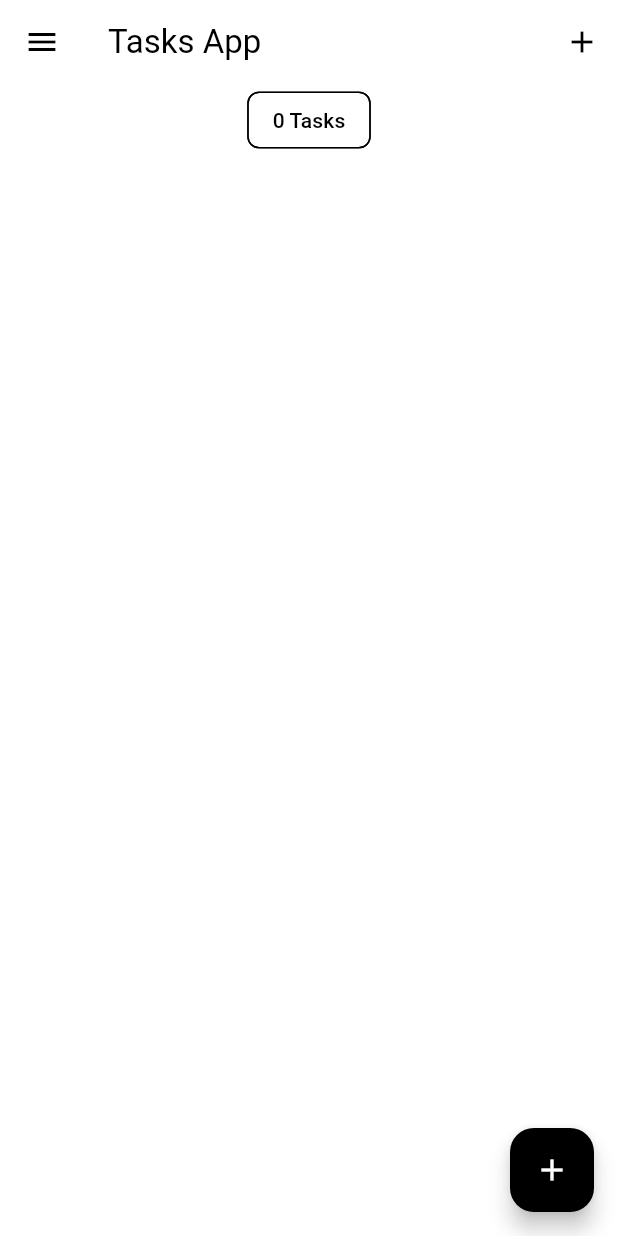
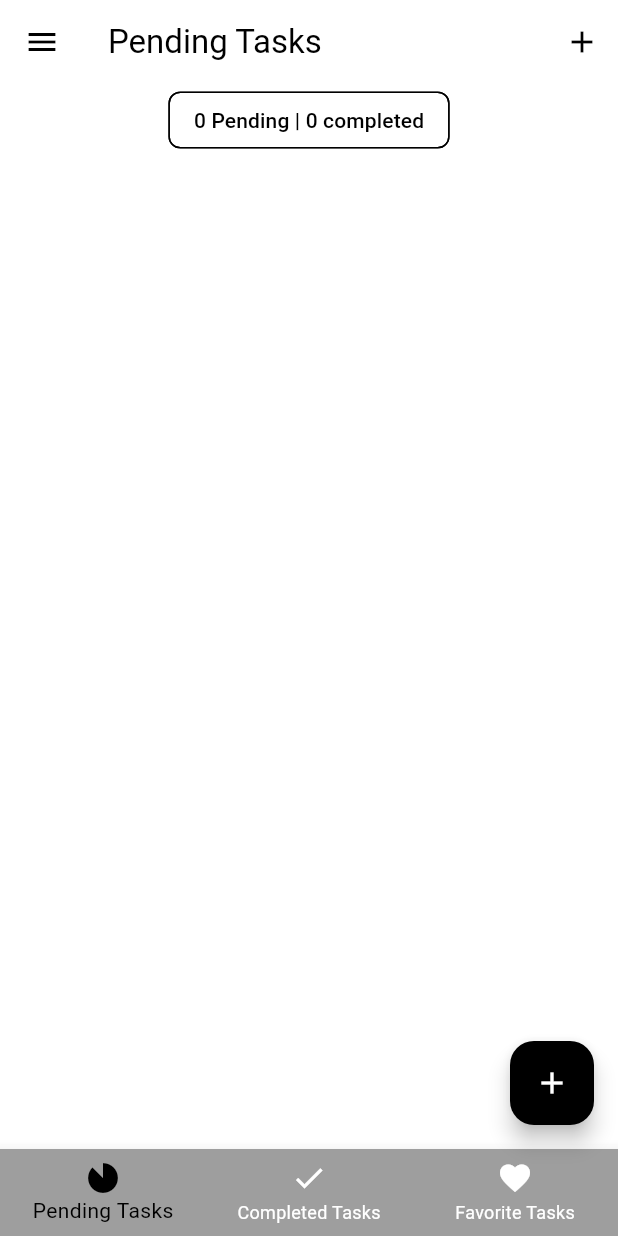
Before and after one commit to FaberDS/flutter-todo-bloc, a Flutter app: the screen it shows after launch, on a phone screen of 412 x 824 dp. Run offline on Flutter 3.47's test engine with Material 3 defaults, Android fonts, the phone set to English and light mode, and no system bars; our stand-ins replace bloc, equatable, flutter_bloc, hydrated_bloc.

Commit message:
feat: implement Tabview

```diff
--- a/lib/blocs/tasks_bloc/tasks_state.dart
+++ b/lib/blocs/tasks_bloc/tasks_state.dart
@@ -2,29 +2,37 @@
 part of 'tasks_bloc.dart';
 
 class TasksState extends Equatable {
-  final List<Task> allTasks;
   final List<Task> removedTasks;
+  final List<Task> pendingTasks;
+  final List<Task> completedTasks;
+  final List<Task> favoriteTasks;
   const TasksState(
     {
-      this.allTasks = const <Task>[],
+      this.pendingTasks = const <Task>[],
       this.removedTasks = const <Task>[],
+      this.completedTasks = const <Task>[],
+      this.favoriteTasks = const <Task>[],
       }
   );
 
   @override
-  List<Object> get props => [allTasks,removedTasks];
+  List<Object> get props => [pendingTasks,removedTasks,favoriteTasks,completedTasks];
 
   Map<String, dynamic> toMap() {
     return {
-      'allTasks': allTasks.map((x) => x.toMap()).toList(),
+      'pendingTasks': pendingTasks.map((x) => x.toMap()).toList(),
       'removedTasks': removedTasks.map((x) => x.toMap()).toList(),
+      'favoriteTasks': favoriteTasks.map((x) => x.toMap()).toList(),
+      'completedTasks': completedTasks.map((x) => x.toMap()).toList(),
     };
   }
 
   factory TasksState.fromMap(Map<String, dynamic> map) {
     return TasksState(
-      allTasks: List<Task>.from(map['allTasks']?.map((x) => Task.fromMap(x))),
+      completedTasks: List<Task>.from(map['completedTasks']?.map((x) => Task.fromMap(x))),
       removedTasks: List<Task>.from(map['removedTasks']?.map((x) => Task.fromMap(x))),
+      pendingTasks: List<Task>.from(map['pendingTasks']?.map((x) => Task.fromMap(x))),
+      favoriteTasks: List<Task>.from(map['favoriteTasks']?.map((x) => Task.fromMap(x))),
     );
   }
 
--- a/lib/main.dart
+++ b/lib/main.dart
@@ -4,7 +4,8 @@ import 'package:flutter_tasks_app/services/app_router.dart';
 import 'package:flutter_tasks_app/services/app_themes.dart';
 import 'package:path_provider/path_provider.dart';
 import 'blocs/bloc_exports.dart';
-import 'screens/tasks_screen.dart';
+import 'screens/tabs_screen.dart';
+import 'screens/pending_screen.dart';
 
 void main() async {
   WidgetsFlutterBinding.ensureInitialized();
@@ -39,7 +40,7 @@ class MyApp extends StatelessWidget {
                 ? AppThemes.appThemeData[AppTheme.darkTheme]
                 : AppThemes.appThemeData[AppTheme.lightTheme]
               ,
-              home: const TasksScreen(),
+              home: TabsScreen(),
               onGenerateRoute: appRouter.onGenerateRoute);
         },
       ),
--- /dev/null
+++ b/lib/screens/pending_screen.dart
@@ -0,0 +1,32 @@
+import 'package:flutter/material.dart';
+import 'package:flutter_tasks_app/blocs/bloc_exports.dart';
+import 'package:flutter_tasks_app/widgets/tasks_list.dart';
+
+import '../models/task.dart';
+
+class PendingTasksScreen extends StatelessWidget {
+ const PendingTasksScreen({Key? key}) : super(key: key);
+  static const id = 'pending_tasks_id';
+
+  @override
+  Widget build(BuildContext context) {
+    return BlocBuilder<TasksBloc, TasksState>(
+      builder: (context, state) {
+        List<Task> tasksList = state.pendingTasks;
+        return Column(
+            crossAxisAlignment: CrossAxisAlignment.center,
+            children: [
+               Center(
+                child: Chip(
+                  label: Text(
+                    '${tasksList.length} Pending | ${state.completedTasks.length} completed',
+                  ),
+                ),
+              ),
+              TasksList(tasksList: tasksList)
+            ],
+        );
+      },
+    );
+  }
+}
--- /dev/null
+++ b/lib/screens/tabs_screen.dart
@@ -0,0 +1,69 @@
+import 'package:flutter/material.dart';
+import 'package:flutter_tasks_app/screens/completed_tasks.dart';
+import 'package:flutter_tasks_app/screens/favorite_tasks%20copy.dart';
+import 'package:flutter_tasks_app/screens/my_drawer.dart';
+import 'package:flutter_tasks_app/screens/task_add_screen.dart';
+import 'package:flutter_tasks_app/screens/pending_screen.dart';
+
+class TabsScreen extends StatefulWidget {
+  const TabsScreen({Key? key}) : super(key: key);
+  static const id = "tabs_screen";
+
+  @override
+  State<TabsScreen> createState() => _TabsScreenState();
+}
+
+class _TabsScreenState extends State<TabsScreen> {
+  final List<Map<String,dynamic>> _pageDetails = [
+    {"pageName": PendingTasksScreen(),'title':"Pending Tasks"},
+    {"pageName": CompletedTasksScreen(),'title':"Completed Tasks"},
+    {"pageName": FavoriteTasksScreen(),'title':"Favorite Tasks"},
+  ];
+
+  var _selectedIndex = 0;
+
+  void _addTask(BuildContext context) {
+    showModalBottomSheet(
+        context: context,
+        builder: (context) => SingleChildScrollView(
+              child: Container(
+                  padding: EdgeInsets.only(
+                      bottom: MediaQuery.of(context).viewInsets.bottom),
+                  child: const AddTaskWidget()),
+            ));
+  }
+
+  @override
+  Widget build(BuildContext context) {
+    return Scaffold(
+        appBar: AppBar(
+          title: Text(_pageDetails[_selectedIndex]['title']),
+           actions: [
+          IconButton(
+            onPressed: () => _addTask(context),
+            icon: const Icon(Icons.add),
+          )
+        ]),
+        drawer: const MyDrawer(),
+        body: _pageDetails[_selectedIndex]['pageName'],
+        floatingActionButton: _selectedIndex == 0
+        ? FloatingActionButton(
+            onPressed: () => _addTask(context),
+            tooltip: 'Add Task',
+            child: const Icon(Icons.add))
+          : null,
+        bottomNavigationBar: BottomNavigationBar(
+          currentIndex: _selectedIndex,
+          onTap: (index){
+            setState(() {
+              _selectedIndex = index;
+            });
+          },
+          items: const [
+           BottomNavigationBarItem(icon: Icon(Icons.incomplete_circle_sharp),label: "Pending Tasks"),
+           BottomNavigationBarItem(icon:  Icon(Icons.done),label: "Completed Tasks"),
+           BottomNavigationBarItem(icon: Icon(Icons.favorite),label: "Favorite Tasks")
+          ],
+        ));
+  }
+}
--- a/lib/screens/tasks_screen.dart
+++ /dev/null
@@ -1,66 +0,0 @@
-import 'package:flutter/material.dart';
-import 'package:flutter_tasks_app/blocs/bloc_exports.dart';
-import 'package:flutter_tasks_app/screens/my_drawer.dart';
-import 'package:flutter_tasks_app/widgets/tasks_list.dart';
-
-import '../models/task.dart';
-import 'task_add_screen.dart';
-
-class TasksScreen extends StatefulWidget {
- const TasksScreen({Key? key}) : super(key: key);
-  static const id = 'tasks_screen';
-  @override
-  State<TasksScreen> createState() => _TasksScreenState();
-}
-
-class _TasksScreenState extends State<TasksScreen> {
-  TextEditingController titleController = TextEditingController();
-
-  void _addTask(BuildContext context) {
-    showModalBottomSheet(context: context, builder: (context)=> SingleChildScrollView(
-      child: Container(
-        padding: EdgeInsets.only(bottom:MediaQuery.of(context).viewInsets.bottom),
-        child: const AddTaskWidget()
-      ),
-    ));
-  }
-
-  @override
-  Widget build(BuildContext context) {
-    return BlocBuilder<TasksBloc, TasksState>(
-      builder: (context, state) {
-        List<Task> tasksList = state.allTasks;
-        return Scaffold(
-          appBar: AppBar(
-            title: const Text('Tasks App'),
-            actions: [
-              IconButton(
-                onPressed: () => _addTask(context),
-                icon: const Icon(Icons.add),
-              )
-            ],
-          ),
-          drawer: MyDrawer(),
-          body: Column(
-            crossAxisAlignment: CrossAxisAlignment.center,
-            children: [
-               Center(
-                child: Chip(
-                  label: Text(
-                    '${state.allTasks.length} Tasks',
-                  ),
-                ),
-              ),
-              TasksList(tasksList: tasksList)
-            ],
-          ),
-          floatingActionButton: FloatingActionButton(
-            onPressed: () => _addTask(context),
-            tooltip: 'Add Task',
-            child: const Icon(Icons.add),
-          ),
-        );
-      },
-    );
-  }
-}
```
Also changed, not shown: lib/blocs/tasks_bloc/tasks_bloc.dart (+34 -12 lines), lib/screens/completed_tasks.dart (added, +32 -0 lines), lib/screens/favorite_tasks copy.dart (added, +32 -0 lines), lib/screens/my_drawer.dart (+4 -3 lines), lib/services/app_router.dart (+4 -3 lines).
